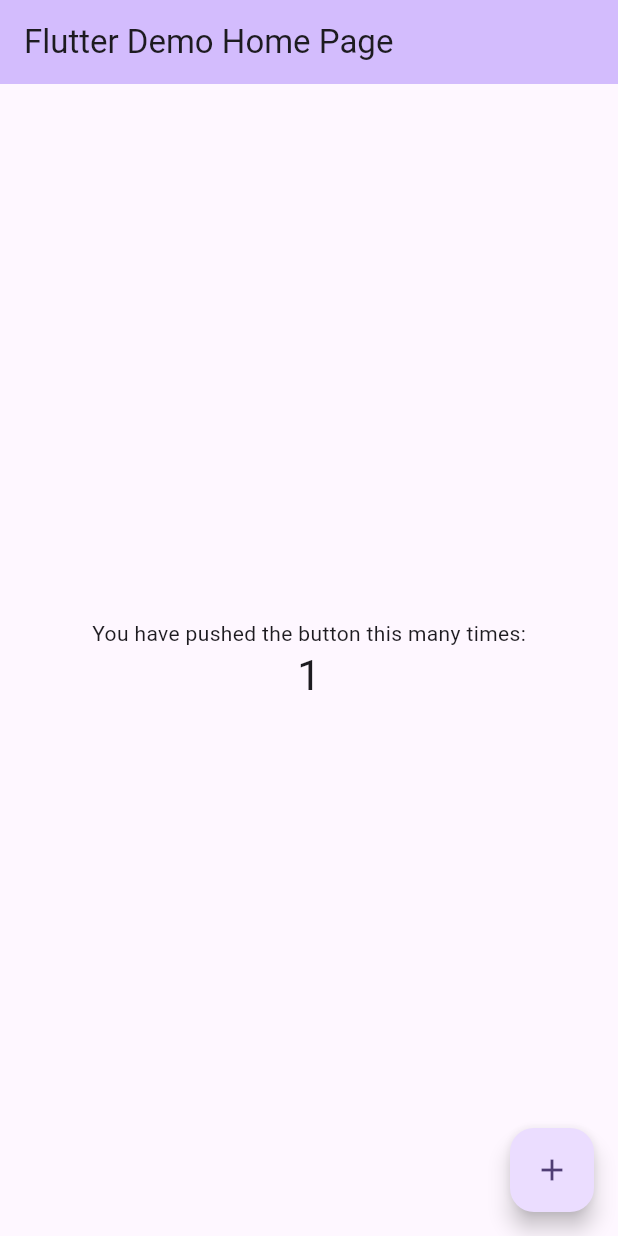
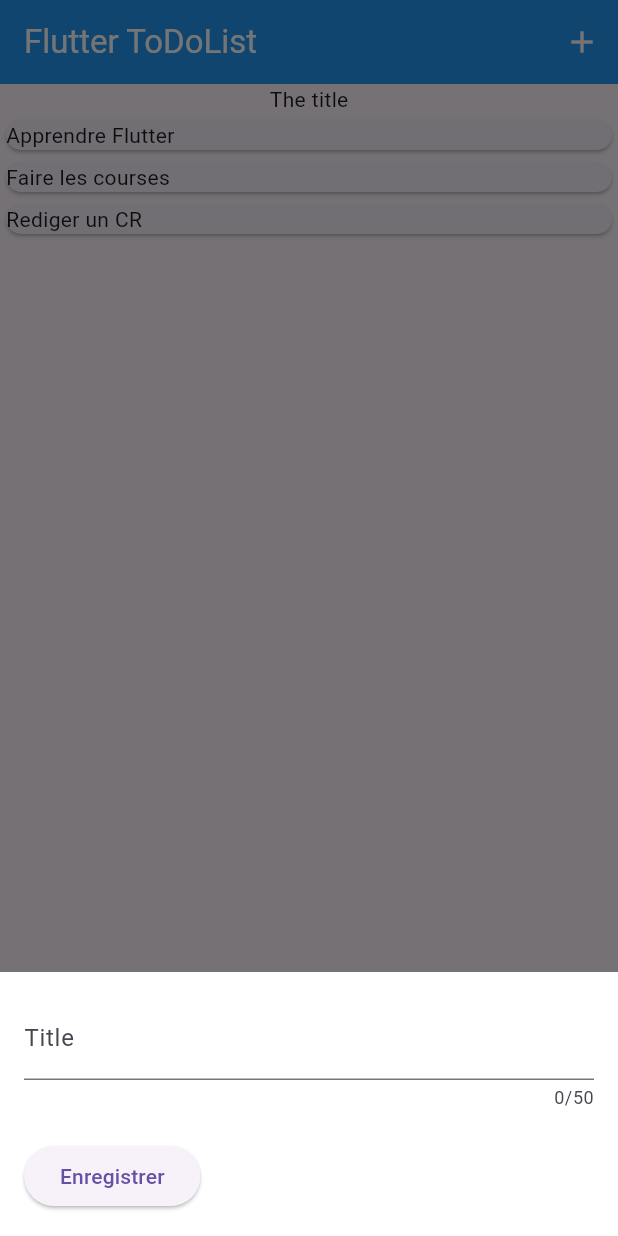
Before and after one commit to Salamalaamiar/To-Do-app, a Flutter app: the screen it shows after launch, after a tap on the "add" icon, on a phone screen of 412 x 824 dp. Run offline on Flutter 3.47's test engine with Material 3 defaults, Android fonts, the phone set to English and light mode, and no system bars.

Commit message:
add widgets and models

```diff
--- a/lib/main.dart
+++ b/lib/main.dart
@@ -1,122 +1,14 @@
 import 'package:flutter/material.dart';
+import 'package:todolist_app/tasks.dart';
 
 void main() {
-  runApp(const MyApp());
+  runApp(
+    MaterialApp(
+      theme: ThemeData(
+        appBarTheme: const AppBarTheme(elevation: 0),
+        useMaterial3: true,
+      ),
+      home: const Tasks(),
+    ),
+  );
 }
-
-class MyApp extends StatelessWidget {
-  const MyApp({super.key});
-
-  // This widget is the root of your application.
-  @override
-  Widget build(BuildContext context) {
-    return MaterialApp(
-      title: 'Flutter Demo',
-      theme: ThemeData(
-        // This is the theme of your application.
-        //
-        // TRY THIS: Try running your application with "flutter run". You'll see
-        // the application has a purple toolbar. Then, without quitting the app,
-        // try changing the seedColor in the colorScheme below to Colors.green
-        // and then invoke "hot reload" (save your changes or press the "hot
-        // reload" button in a Flutter-supported IDE, or press "r" if you used
-        // the command line to start the app).
-        //
-        // Notice that the counter didn't reset back to zero; the application
-        // state is not lost during the reload. To reset the state, use hot
-        // restart instead.
-        //
-        // This works for code too, not just values: Most code changes can be
-        // tested with just a hot reload.
-        colorScheme: ColorScheme.fromSeed(seedColor: Colors.deepPurple),
-      ),
-      home: const MyHomePage(title: 'Flutter Demo Home Page'),
-    );
-  }
-}
-
-class MyHomePage extends StatefulWidget {
-  const MyHomePage({super.key, required this.title});
-
-  // This widget is the home page of your application. It is stateful, meaning
-  // that it has a State object (defined below) that contains fields that affect
-  // how it looks.
-
-  // This class is the configuration for the state. It holds the values (in this
-  // case the title) provided by the parent (in this case the App widget) and
-  // used by the build method of the State. Fields in a Widget subclass are
-  // always marked "final".
-
-  final String title;
-
-  @override
-  State<MyHomePage> createState() => _MyHomePageState();
-}
-
-class _MyHomePageState extends State<MyHomePage> {
-  int _counter = 0;
-
-  void _incrementCounter() {
-    setState(() {
-      // This call to setState tells the Flutter framework that something has
-      // changed in this State, which causes it to rerun the build method below
-      // so that the display can reflect the updated values. If we changed
-      // _counter without calling setState(), then the build method would not be
-      // called again, and so nothing would appear to happen.
-      _counter++;
-    });
-  }
-
-  @override
-  Widget build(BuildContext context) {
-    // This method is rerun every time setState is called, for instance as done
-    // by the _incrementCounter method above.
-    //
-    // The Flutter framework has been optimized to make rerunning build methods
-    // fast, so that you can just rebuild anything that needs updating rather
-    // than having to individually change instances of widgets.
-    return Scaffold(
-      appBar: AppBar(
-        // TRY THIS: Try changing the color here to a specific color (to
-        // Colors.amber, perhaps?) and trigger a hot reload to see the AppBar
-        // change color while the other colors stay the same.
-        backgroundColor: Theme.of(context).colorScheme.inversePrimary,
-        // Here we take the value from the MyHomePage object that was created by
-        // the App.build method, and use it to set our appbar title.
-        title: Text(widget.title),
-      ),
-      body: Center(
-        // Center is a layout widget. It takes a single child and positions it
-        // in the middle of the parent.
-        child: Column(
-          // Column is also a layout widget. It takes a list of children and
-          // arranges them vertically. By default, it sizes itself to fit its
-          // children horizontally, and tries to be as tall as its parent.
-          //
-          // Column has various properties to control how it sizes itself and
-          // how it positions its children. Here we use mainAxisAlignment to
-          // center the children vertically; the main axis here is the vertical
-          // axis because Columns are vertical (the cross axis would be
-          // horizontal).
-          //
-          // TRY THIS: Invoke "debug painting" (choose the "Toggle Debug Paint"
-          // action in the IDE, or press "p" in the console), to see the
-          // wireframe for each widget.
-          mainAxisAlignment: MainAxisAlignment.center,
-          children: <Widget>[
-            const Text('You have pushed the button this many times:'),
-            Text(
-              '$_counter',
-              style: Theme.of(context).textTheme.headlineMedium,
-            ),
-          ],
-        ),
-      ),
-      floatingActionButton: FloatingActionButton(
-        onPressed: _incrementCounter,
-        tooltip: 'Increment',
-        child: const Icon(Icons.add),
-      ), // This trailing comma makes auto-formatting nicer for build methods.
-    );
-  }
-}
--- /dev/null
+++ b/lib/models/task.dart
@@ -0,0 +1,19 @@
+import 'package:uuid/uuid.dart';
+
+const uuid = Uuid();
+
+enum Category { personal, work, shopping, others }
+
+class Task {
+  Task({
+    required this.title,
+    required this.description,
+    required this.date,
+    required this.category,
+  }) : id = uuid.v4();
+  final String id;
+  final String title;
+  final String description;
+  final DateTime date;
+  final Category category;
+}
--- /dev/null
+++ b/lib/tasks.dart
@@ -0,0 +1,75 @@
+import 'package:flutter/material.dart';
+import 'package:todolist_app/models/task.dart';
+import 'package:todolist_app/widgets/new_task.dart';
+import 'package:todolist_app/widgets/tasks_list.dart';
+
+class Tasks extends StatefulWidget {
+  const Tasks({super.key});
+  @override
+  State<Tasks> createState() {
+    return _TasksState();
+  }
+}
+
+class _TasksState extends State<Tasks> {
+  final List<Task> _registeredTasks = [
+    Task(
+      title: 'Apprendre Flutter',
+      description: 'Suivre le cours pour apprendre de nouvelles compétences',
+      date: DateTime.now(),
+      category: Category.work,
+    ),
+    Task(
+      title: 'Faire les courses',
+      description: 'Acheter des provisions pour la semaine',
+      date: DateTime.now().subtract(Duration(days: 1)),
+      category: Category.shopping,
+    ),
+    Task(
+      title: 'Rediger un CR',
+      description: '',
+      date: DateTime.now().subtract(Duration(days: 2)),
+      category: Category.personal,
+    ),
+    // Add more tasks with descriptions as needed
+  ];
+
+  void _openAddTaskOverlay() {
+    print(' _openAddTaskOverlay appelée!');
+    showModalBottomSheet(
+
+      context: context,
+      isScrollControlled: true,
+      builder: (ctx) {
+      print('Builder exécuté!');
+      return const NewTask();
+    },
+  ).then((_) {
+    print(' Modal fermé!');
+  });
+  }
+
+  @override
+  Widget build(BuildContext context) {
+    return Scaffold(
+      appBar: AppBar(
+        title: const Text('Flutter ToDoList'),
+        backgroundColor: Colors.blue,
+        foregroundColor: Colors.white,
+        actions: [
+          IconButton(
+            onPressed: _openAddTaskOverlay,
+            icon: const Icon(Icons.add),
+          ),
+        ],
+      ),
+
+      body: Column(
+        children: [
+          const Text('The title'),
+          Expanded(child: TasksList(tasks: _registeredTasks)),
+        ],
+      ),
+    );
+  }
+}
--- /dev/null
+++ b/lib/widgets/new_task.dart
@@ -0,0 +1,76 @@
+import 'package:flutter/material.dart';
+
+class NewTask extends StatefulWidget {
+  const NewTask({super.key});
+  @override
+  State<NewTask> createState() {
+    return _NewTaskState();
+  }
+}
+
+class _NewTaskState extends State<NewTask> {
+  final _titleController = TextEditingController();
+  @override
+  void dispose() {
+    _titleController.dispose();
+    super.dispose();
+  }
+
+  void _submitTaskData() {
+    if (_titleController.text.trim().isEmpty) {
+      showDialog(
+        context: context,
+        builder: (ctx) => AlertDialog(
+          title: const Text('Erreur'),
+          content: const Text(
+            'Merci de saisir le titre de la tâche à ajouter dans la liste',
+          ),
+          actions: [
+            TextButton(
+              onPressed: () {
+                Navigator.pop(ctx);
+              },
+              child: const Text('Okay'),
+            ),
+          ],
+        ),
+      );
+      return;
+    }
+  }
+
+  @override
+  Widget build(BuildContext context) {
+    return Container(
+      color: Colors.white,
+      child: Padding(
+        padding: EdgeInsets.only(
+          bottom: MediaQuery.of(context).viewInsets.bottom + 16,
+          left: 16,
+          right: 16,
+          top: 16,
+        ),
+        child: Column(
+          mainAxisSize: MainAxisSize.min,
+          children: [
+            TextField(
+              controller: _titleController,
+              maxLength: 50,
+              decoration: const InputDecoration(label: Text('Title')),
+            ),
+            const SizedBox(height: 20),
+            Row(
+              children: [
+                ElevatedButton(
+                  onPressed: _submitTaskData,
+
+                  child: const Text('Enregistrer'),
+                ),
+              ],
+            ),
+          ],
+        ),
+      ),
+    );
+  }
+}
--- /dev/null
+++ b/lib/widgets/task_item.dart
@@ -0,0 +1,13 @@
+import 'package:flutter/material.dart';
+import 'package:todolist_app/models/task.dart';
+
+class TaskItem extends StatelessWidget {
+
+  const TaskItem(this.task, {super.key});
+  final Task task;
+
+  @override
+  Widget build(BuildContext context) {
+    return Card(child: Text(task.title));
+  }
+}
--- /dev/null
+++ b/lib/widgets/tasks_list.dart
@@ -0,0 +1,15 @@
+import 'package:flutter/material.dart';
+import 'package:todolist_app/models/task.dart';
+import 'package:todolist_app/widgets/task_item.dart';
+
+class TasksList extends StatelessWidget {
+  const TasksList({super.key, required this.tasks});
+  final List<Task> tasks;
+  @override
+  Widget build(BuildContext context) {
+    return ListView.builder(
+      itemCount: tasks.length,
+      itemBuilder: (ctx, index) => TaskItem(tasks[index])
+    );
+  }
+}
--- a/pubspec.yaml
+++ b/pubspec.yaml
@@ -34,6 +34,7 @@ dependencies:
   # The following adds the Cupertino Icons font to your application.
   # Use with the CupertinoIcons class for iOS style icons.
   cupertino_icons: ^1.0.8
+  uuid: ^4.5.2
 
 dev_dependencies:
   flutter_test:
```
Also changed, not shown: pubspec.lock, 1 other file.
